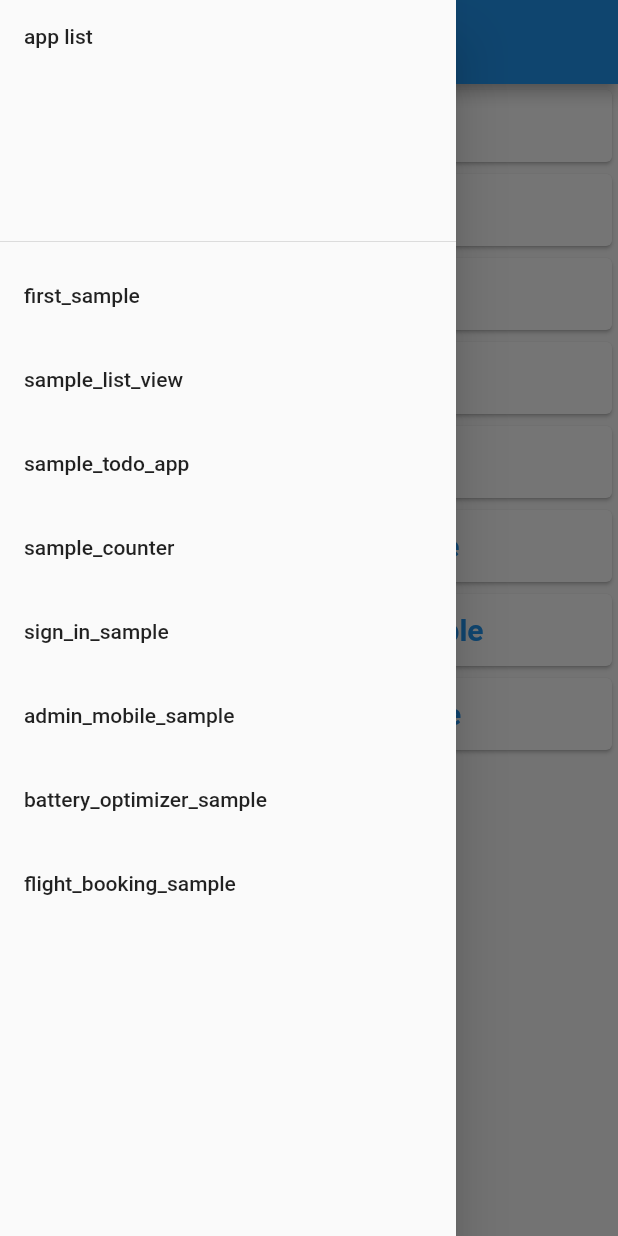
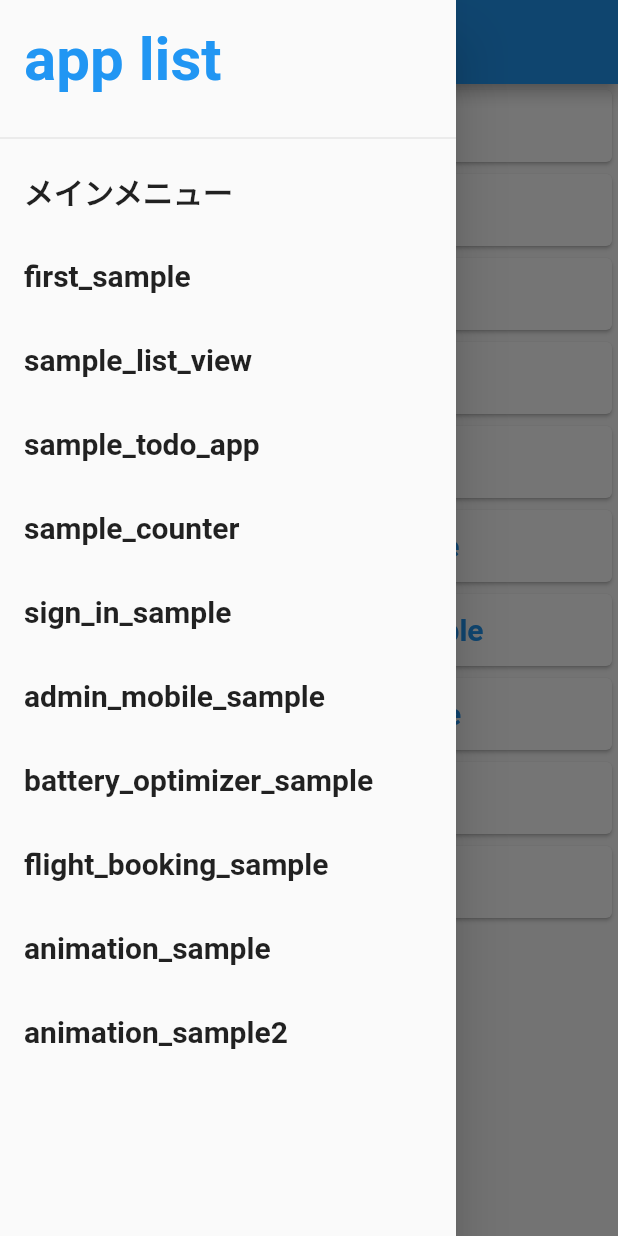
Before and after one commit to kakeru-wada/flutter_sample, a Flutter app: the screen it shows after launch, with the side drawer open, on a phone screen of 412 x 824 dp. Run offline on Flutter 3.47's test engine with Material 2 defaults, Android fonts, the phone set to English and light mode, and no system bars; our stand-ins replace flutter_riverpod.

Commit message:
'animation_sampleの作成'

```diff
--- a/lib/main.dart
+++ b/lib/main.dart
@@ -7,6 +7,7 @@ void main() {
 }
 
 List appList = [
+  appListPage(),
   FirstSampleApp(),
   ListViewApp(),
   SampleTodoApp(),
@@ -15,8 +16,11 @@ List appList = [
   AdminMobileSampleApp(),
   BatteryOptimizer(),
   FlightBooking(),
+  AnimationSample(),
+  AnimationSample2(),
 ];
 List<String> appNameList = [
+  'メインメニュー',
   'first_sample',
   'sample_list_view',
   'sample_todo_app',
@@ -24,7 +28,9 @@ List<String> appNameList = [
   'sign_in_sample',
   'admin_mobile_sample',
   'battery_optimizer_sample',
-  'flight_booking_sample'
+  'flight_booking_sample',
+  'animation_sample',
+  'animation_sample2'
 ];
 
 class appListPage extends StatelessWidget {
@@ -53,19 +59,19 @@ class _appCardListState extends State<appCardList> {
       ),
       drawer: appNavBar(),
       body: ListView.builder(
-        itemCount: appList.length,
+        itemCount: appList.length-1,
         itemBuilder: (context, index) {
           return Card(
               child: TextButton(
                 onPressed: () {
                   Navigator.of(context).push(
                     MaterialPageRoute(builder: (context) {
-                      return appList[index];
+                      return appList[index+1];
                     })
                   );
                 },
                 child: Text(
-                  appNameList[index],
+                  appNameList[index+1],
                   style: TextStyle(
                     fontWeight: FontWeight.bold,
                     fontSize: 20
@@ -85,14 +91,25 @@ class appNavBar extends StatelessWidget {
     return Drawer(
         child: ListView(
           children: <Widget>[
-            DrawerHeader(child: Text('app list')),
+            SizedBox(
+              height: 100,
+              child:
+              DrawerHeader(
+                  child: Text(
+                    'app list',
+                    style: TextStyle(
+                        fontWeight: FontWeight.bold,
+                        fontSize: 40,
+                        color: Theme.of(context).primaryColor),)
+              ),
+            ),
             ListView.builder(
               shrinkWrap: true,
               physics: NeverScrollableScrollPhysics(),
               itemCount: appList.length,
               itemBuilder: (context, index) {
                 return ListTile(
-                  title: Text(appNameList[index]),
+                  title: Text(appNameList[index], style: TextStyle(fontWeight: FontWeight.bold, fontSize: 20),),
                   onTap: () {
                     Navigator.of(context).push(
                         MaterialPageRoute(builder: (context) {
--- a/lib/src/export.dart
+++ b/lib/src/export.dart
@@ -5,3 +5,5 @@ export 'sign_in_sample/main.dart';
 export 'admin_mobile_sample/main.dart';
 export 'battery_optimizer_sample/main.dart';
 export 'flight_booking_sample/main.dart';
+export 'animation_sample/main.dart';
+export 'animation_sample2/main.dart';
```
Also changed, not shown: lib/src/animation_sample/main.dart (added, +51 -0 lines), lib/src/animation_sample2/main.dart (added, +93 -0 lines).
